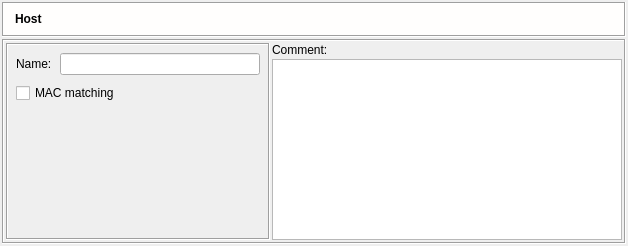
Above: src/gui/hostdialog_q.ui from fwbuilder/fwbuilder before the change. Below: the same form after it.
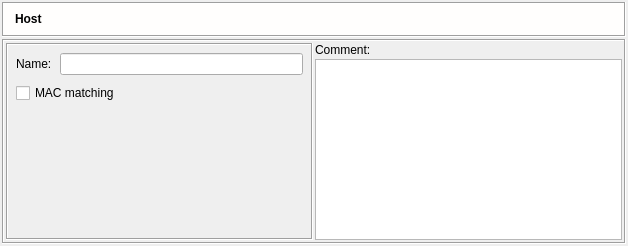
That is the form after the change. Icons and pictures are not drawn.

The edit to the form file:
```diff
--- a/src/gui/hostdialog_q.ui
+++ b/src/gui/hostdialog_q.ui
@@ -259,13 +259,13 @@
             <widget class="QLineEdit" name="obj_name" >
              <property name="sizePolicy" >
               <sizepolicy vsizetype="Fixed" hsizetype="Preferred" >
-               <horstretch>0</horstretch>
+               <horstretch>200</horstretch>
                <verstretch>0</verstretch>
               </sizepolicy>
              </property>
              <property name="minimumSize" >
               <size>
-               <width>200</width>
+               <width>0</width>
                <height>0</height>
               </size>
              </property>
```
